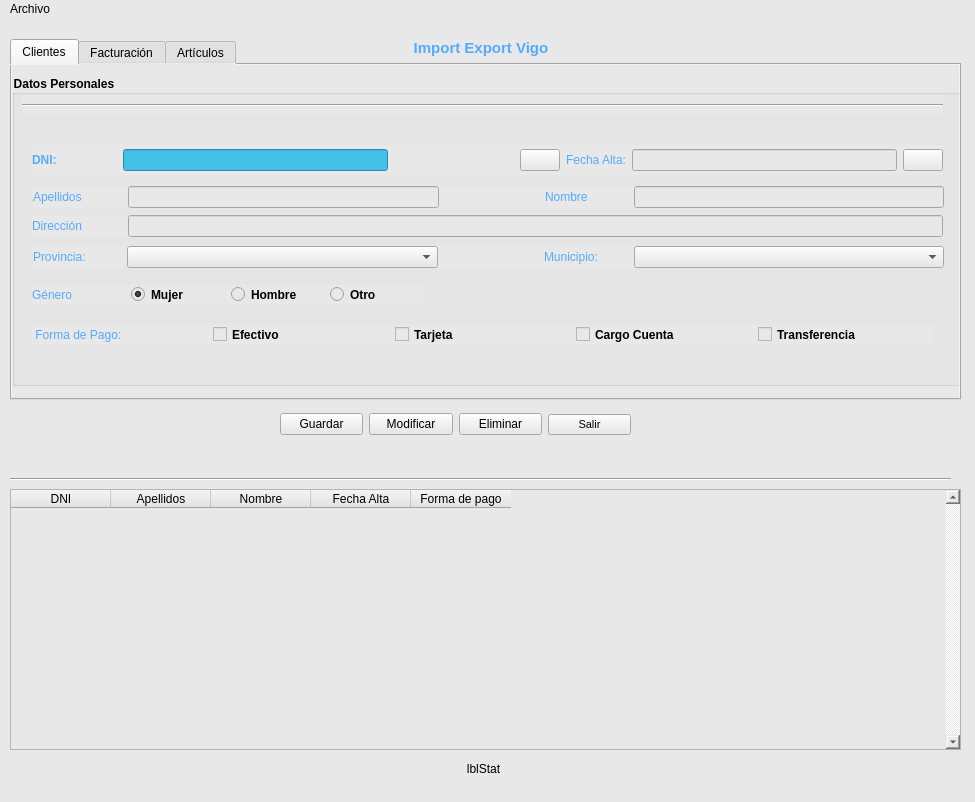
This is window.ui in RadicalKill/fernandezserra as Qt 5 draws it before an edit. The edited form follows.
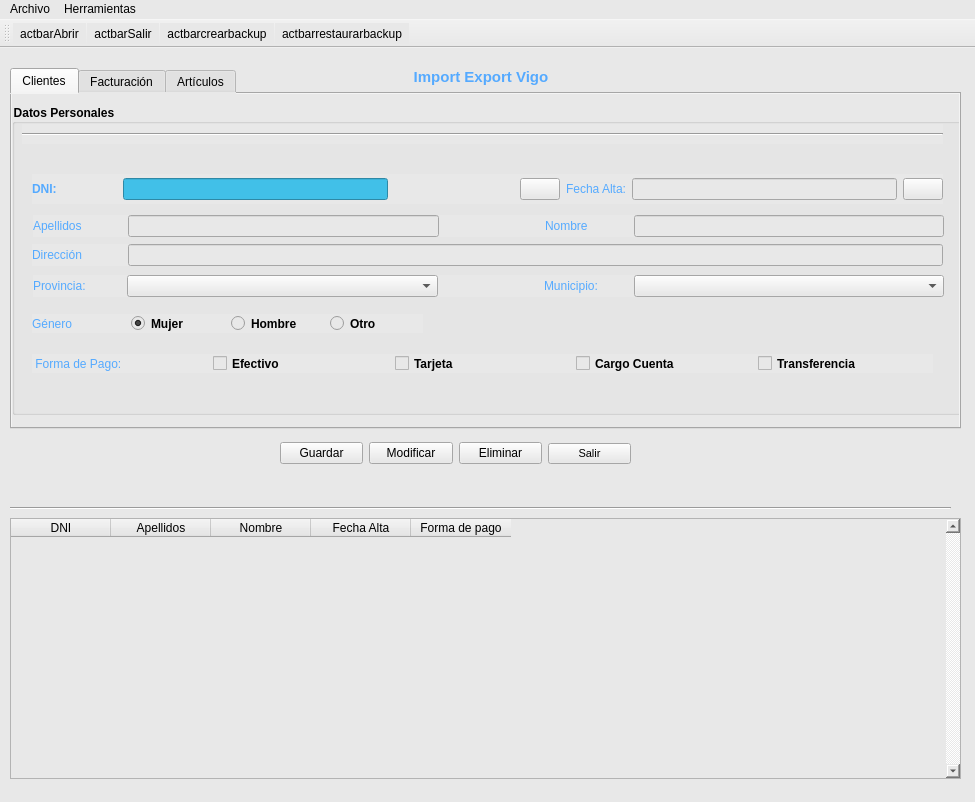
This is the edited form. Icons and pictures are not drawn.

```diff
--- a/window.ui
+++ b/window.ui
@@ -779,13 +779,42 @@
     <addaction name="separator"/>
     <addaction name="actionSalir"/>
    </widget>
+   <widget class="QMenu" name="menuHerramientas">
+    <property name="title">
+     <string>Herramientas</string>
+    </property>
+    <addaction name="actionCrearBackup"/>
+    <addaction name="actionRestaurarBD"/>
+   </widget>
    <addaction name="menuArchivo"/>
+   <addaction name="menuHerramientas"/>
   </widget>
   <widget class="QStatusBar" name="statusbar">
    <property name="styleSheet">
     <string notr="true"/>
    </property>
   </widget>
+  <widget class="QToolBar" name="toolBar">
+   <property name="windowTitle">
+    <string>toolBar</string>
+   </property>
+   <property name="iconSize">
+    <size>
+     <width>32</width>
+     <height>32</height>
+    </size>
+   </property>
+   <attribute name="toolBarArea">
+    <enum>TopToolBarArea</enum>
+   </attribute>
+   <attribute name="toolBarBreak">
+    <bool>false</bool>
+   </attribute>
+   <addaction name="actionactbarAbrir"/>
+   <addaction name="actionactbarSalir"/>
+   <addaction name="actionactbarcrearbackup"/>
+   <addaction name="actionactbarrestaurarbackup"/>
+  </widget>
   <action name="actionGuadar">
    <property name="text">
     <string>Guardar</string>
@@ -814,6 +843,60 @@
     <string>Abrir</string>
    </property>
   </action>
+  <action name="actionCrearBackup">
+   <property name="text">
+    <string>CrearBackup</string>
+   </property>
+  </action>
+  <action name="actionRestaurarBD">
+   <property name="text">
+    <string>RestaurarBD</string>
+   </property>
+  </action>
+  <action name="actionactbarSalir">
+   <property name="icon">
+    <iconset>
+     <normaloff>img/320140.png</normaloff>
+     <normalon>../../Documents/descarga.png</normalon>img/320140.png</iconset>
+   </property>
+   <property name="text">
+    <string>actbarSalir</string>
+   </property>
+   <property name="shortcut">
+    <string>Alt+J</string>
+   </property>
+  </action>
+  <action name="actionactbarAbrir">
+   <property name="icon">
+    <iconset>
+     <normaloff>img/Open-icon.png</normaloff>
+     <normalon>../../Documents/Open-icon.png</normalon>img/Open-icon.png</iconset>
+   </property>
+   <property name="text">
+    <string>actbarAbrir</string>
+   </property>
+   <property name="shortcut">
+    <string>Alt+A</string>
+   </property>
+  </action>
+  <action name="actionactbarcrearbackup">
+   <property name="icon">
+    <iconset>
+     <normaloff>img/306.png</normaloff>img/306.png</iconset>
+   </property>
+   <property name="text">
+    <string>actbarcrearbackup</string>
+   </property>
+  </action>
+  <action name="actionactbarrestaurarbackup">
+   <property name="icon">
+    <iconset>
+     <normaloff>img/kisspng-computer-icons-backup-and-restore-clip-art-databas-5bfae21471f515.0483477915431685324668.png</normaloff>img/kisspng-computer-icons-backup-and-restore-clip-art-databas-5bfae21471f515.0483477915431685324668.png</iconset>
+   </property>
+   <property name="text">
+    <string>actbarrestaurarbackup</string>
+   </property>
+  </action>
  </widget>
  <resources/>
  <connections/>
```
